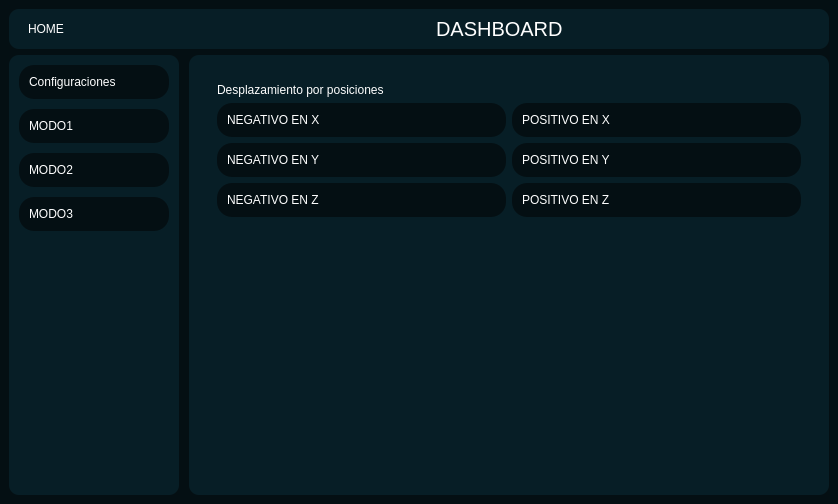
Old version of the form mainWindow.ui in the repository MrRocklion/PROJECT_SC_2.
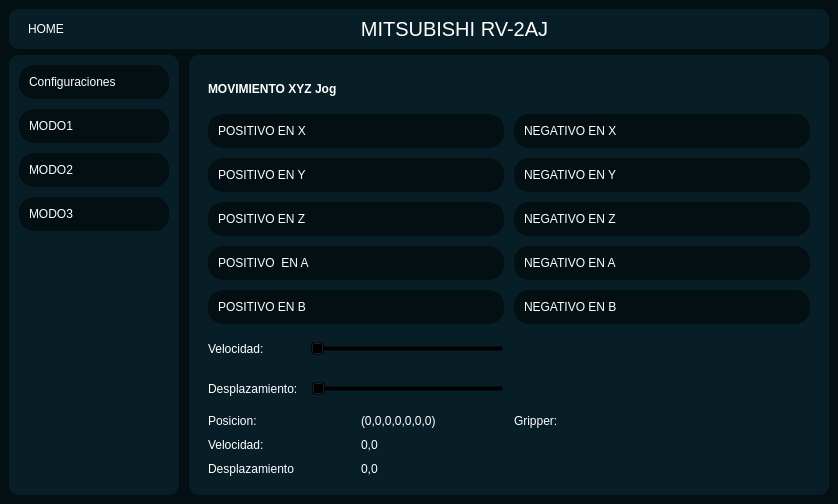
New version of the form. The open tabs and pages were chosen to show the change. Icons and pictures are not drawn.

Commit message: se cambio el modo 3

Diff of the .ui file:
```diff
--- a/mainWindow.ui
+++ b/mainWindow.ui
@@ -249,6 +249,12 @@
        </item>
        <item>
         <widget class="QFrame" name="frame_4">
+         <property name="sizePolicy">
+          <sizepolicy hsizetype="Expanding" vsizetype="Preferred">
+           <horstretch>0</horstretch>
+           <verstretch>0</verstretch>
+          </sizepolicy>
+         </property>
          <property name="frameShape">
           <enum>QFrame::StyledPanel</enum>
          </property>
@@ -267,7 +273,10 @@
              </font>
             </property>
             <property name="text">
-             <string>DASHBOARD</string>
+             <string>MITSUBISHI RV-2AJ</string>
+            </property>
+            <property name="alignment">
+             <set>Qt::AlignCenter</set>
             </property>
            </widget>
           </item>
@@ -865,6 +874,21 @@
                  <enum>QFrame::Raised</enum>
                 </property>
                 <layout class="QVBoxLayout" name="verticalLayout_6">
+                 <property name="spacing">
+                  <number>10</number>
+                 </property>
+                 <property name="leftMargin">
+                  <number>0</number>
+                 </property>
+                 <property name="topMargin">
+                  <number>0</number>
+                 </property>
+                 <property name="rightMargin">
+                  <number>0</number>
+                 </property>
+                 <property name="bottomMargin">
+                  <number>0</number>
+                 </property>
                  <item>
                   <widget class="QLabel" name="label_25">
                    <property name="maximumSize">
@@ -873,68 +897,224 @@
                      <height>30</height>
                     </size>
                    </property>
+                   <property name="font">
+                    <font>
+                     <weight>75</weight>
+                     <bold>true</bold>
+                    </font>
+                   </property>
                    <property name="text">
-                    <string>Desplazamiento por posiciones</string>
+                    <string>MOVIMIENTO XYZ Jog</string>
                    </property>
                   </widget>
                  </item>
                  <item>
                   <layout class="QGridLayout" name="gridLayout_5">
-                   <item row="0" column="1">
-                    <widget class="QPushButton" name="pushButton_15">
+                   <property name="spacing">
+                    <number>10</number>
+                   </property>
+                   <item row="7" column="2">
+                    <spacer name="verticalSpacer_3">
+                     <property name="orientation">
+                      <enum>Qt::Vertical</enum>
+                     </property>
+                     <property name="sizeType">
+                      <enum>QSizePolicy::Fixed</enum>
+                     </property>
+                     <property name="sizeHint" stdset="0">
+                      <size>
+                       <width>20</width>
+                       <height>30</height>
+                      </size>
+                     </property>
+                    </spacer>
+                   </item>
+                   <item row="8" column="0">
+                    <widget class="QLabel" name="label_31">
                      <property name="text">
-                      <string>POSITIVO EN X</string>
+                      <string>Posicion:</string>
                      </property>
                     </widget>
                    </item>
-                   <item row="1" column="0">
+                   <item row="9" column="0">
+                    <widget class="QLabel" name="label_32">
+                     <property name="text">
+                      <string>Velocidad:</string>
+                     </property>
+                    </widget>
+                   </item>
+                   <item row="10" column="0">
+                    <widget class="QLabel" name="label_29">
+                     <property name="text">
+                      <string>Desplazamiento</string>
+                     </property>
+                    </widget>
+                   </item>
+                   <item row="3" column="2" colspan="2">
+                    <widget class="QPushButton" name="pushButton_2">
+                     <property name="text">
+                      <string>NEGATIVO EN A</string>
+                     </property>
+                    </widget>
+                   </item>
+                   <item row="4" column="2" colspan="2">
+                    <widget class="QPushButton" name="pushButton_4">
+                     <property name="text">
+                      <string>NEGATIVO EN B</string>
+                     </property>
+                    </widget>
+                   </item>
+                   <item row="6" column="0" colspan="2">
+                    <layout class="QHBoxLayout" name="horizontalLayout_16">
+                     <item>
+                      <widget class="QLabel" name="label_17">
+                       <property name="text">
+                        <string>Velocidad:           </string>
+                       </property>
+                      </widget>
+                     </item>
+                     <item>
+                      <widget class="QSlider" name="horizontalSlider">
+                       <property name="maximumSize">
+                        <size>
+                         <width>200</width>
+                         <height>16777215</height>
+                        </size>
+                       </property>
+                       <property name="orientation">
+                        <enum>Qt::Horizontal</enum>
+                       </property>
+                      </widget>
+                     </item>
+                    </layout>
+                   </item>
+                   <item row="2" column="0" colspan="2">
+                    <widget class="QPushButton" name="pushButton_18">
+                     <property name="text">
+                      <string>POSITIVO EN Z</string>
+                     </property>
+                    </widget>
+                   </item>
+                   <item row="1" column="0" colspan="2">
                     <widget class="QPushButton" name="pushButton_16">
                      <property name="text">
-                      <string>NEGATIVO EN Y</string>
+                      <string>POSITIVO EN Y</string>
                      </property>
                     </widget>
                    </item>
-                   <item row="0" column="0">
-                    <widget class="QPushButton" name="pushButton_14">
+                   <item row="8" column="1">
+                    <widget class="QLabel" name="label_18">
+                     <property name="text">
+                      <string>(0,0,0,0,0,0,0)</string>
+                     </property>
+                    </widget>
+                   </item>
+                   <item row="0" column="0" colspan="2">
+                    <widget class="QPushButton" name="pushButton_5">
+                     <property name="text">
+                      <string>POSITIVO EN X</string>
+                     </property>
+                    </widget>
+                   </item>
+                   <item row="7" column="0" colspan="2">
+                    <layout class="QHBoxLayout" name="horizontalLayout_17">
+                     <item>
+                      <widget class="QLabel" name="label_16">
+                       <property name="text">
+                        <string>Desplazamiento: </string>
+                       </property>
+                      </widget>
+                     </item>
+                     <item>
+                      <widget class="QSlider" name="horizontalSlider_2">
+                       <property name="maximumSize">
+                        <size>
+                         <width>200</width>
+                         <height>16777215</height>
+                        </size>
+                       </property>
+                       <property name="orientation">
+                        <enum>Qt::Horizontal</enum>
+                       </property>
+                      </widget>
+                     </item>
+                    </layout>
+                   </item>
+                   <item row="8" column="2">
+                    <widget class="QLabel" name="label_24">
+                     <property name="text">
+                      <string>Gripper:</string>
+                     </property>
+                    </widget>
+                   </item>
+                   <item row="0" column="2" colspan="2">
+                    <widget class="QPushButton" name="pushButton_15">
                      <property name="text">
                       <string>NEGATIVO EN X</string>
                      </property>
                     </widget>
                    </item>
-                   <item row="1" column="1">
+                   <item row="4" column="0" colspan="2">
+                    <widget class="QPushButton" name="pushButton_3">
+                     <property name="text">
+                      <string>POSITIVO EN B</string>
+                     </property>
+                    </widget>
+                   </item>
+                   <item row="1" column="2" colspan="2">
                     <widget class="QPushButton" name="pushButton_17">
                      <property name="text">
-                      <string>POSITIVO EN Y</string>
+                      <string>NEGATIVO EN Y</string>
                      </property>
                     </widget>
                    </item>
-                   <item row="2" column="0">
-                    <widget class="QPushButton" name="pushButton_18">
+                   <item row="3" column="0" colspan="2">
+                    <widget class="QPushButton" name="pushButton">
                      <property name="text">
-                      <string>NEGATIVO EN Z</string>
+                      <string>POSITIVO  EN A</string>
                      </property>
                     </widget>
                    </item>
-                   <item row="2" column="1">
+                   <item row="2" column="2" colspan="2">
                     <widget class="QPushButton" name="pushButton_19">
                      <property name="text">
-                      <string>POSITIVO EN Z</string>
+                      <string>NEGATIVO EN Z</string>
                      </property>
                     </widget>
                    </item>
-                   <item row="3" column="0">
-                    <spacer name="verticalSpacer_3">
+                   <item row="9" column="2">
+                    <layout class="QHBoxLayout" name="gripContainer"/>
+                   </item>
+                   <item row="9" column="1">
+                    <widget class="QLabel" name="label_33">
+                     <property name="text">
+                      <string>0,0</string>
+                     </property>
+                    </widget>
+                   </item>
+                   <item row="6" column="2">
+                    <spacer name="verticalSpacer_6">
                      <property name="orientation">
                       <enum>Qt::Vertical</enum>
                      </property>
+                     <property name="sizeType">
+                      <enum>QSizePolicy::Fixed</enum>
+                     </property>
                      <property name="sizeHint" stdset="0">
                       <size>
                        <width>20</width>
-                       <height>40</height>
+                       <height>30</height>
                       </size>
                      </property>
                     </spacer>
                    </item>
+                   <item row="10" column="1">
+                    <widget class="QLabel" name="label_34">
+                     <property name="text">
+                      <string>0,0</string>
+                     </property>
+                    </widget>
+                   </item>
                   </layout>
                  </item>
                 </layout>
```
Left out of the diff: 193 changed lines with no effect on the pictures. The commit also changes 1 other file.
